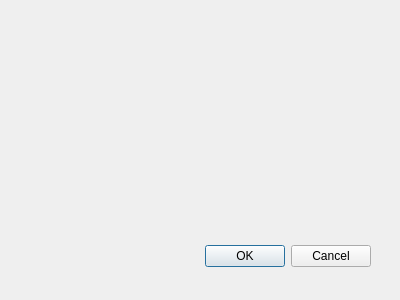
Above: qtTest/fsdialog.ui from francisengelmann/FabScan100 before the change. Below: the same form after it.
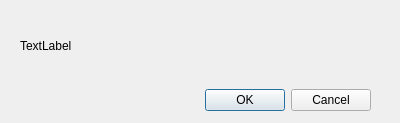
That is the form after the change.

The edit to the form file:
```diff
--- a/qtTest/fsdialog.ui
+++ b/qtTest/fsdialog.ui
@@ -9,7 +9,7 @@
     <x>0</x>
     <y>0</y>
     <width>400</width>
-    <height>300</height>
+    <height>123</height>
    </rect>
   </property>
   <property name="windowTitle">
@@ -19,9 +19,9 @@
    <property name="geometry">
     <rect>
      <x>30</x>
-     <y>240</y>
+     <y>80</y>
      <width>341</width>
-     <height>32</height>
+     <height>40</height>
     </rect>
    </property>
    <property name="orientation">
@@ -31,6 +31,19 @@
     <set>QDialogButtonBox::Cancel|QDialogButtonBox::Ok</set>
    </property>
   </widget>
+  <widget class="QLabel" name="label">
+   <property name="geometry">
+    <rect>
+     <x>20</x>
+     <y>20</y>
+     <width>351</width>
+     <height>51</height>
+    </rect>
+   </property>
+   <property name="text">
+    <string>TextLabel</string>
+   </property>
+  </widget>
  </widget>
  <pixmapfunction/>
  <resources/>
```
Left out of the diff: 5 changed lines with no effect on the pictures.
